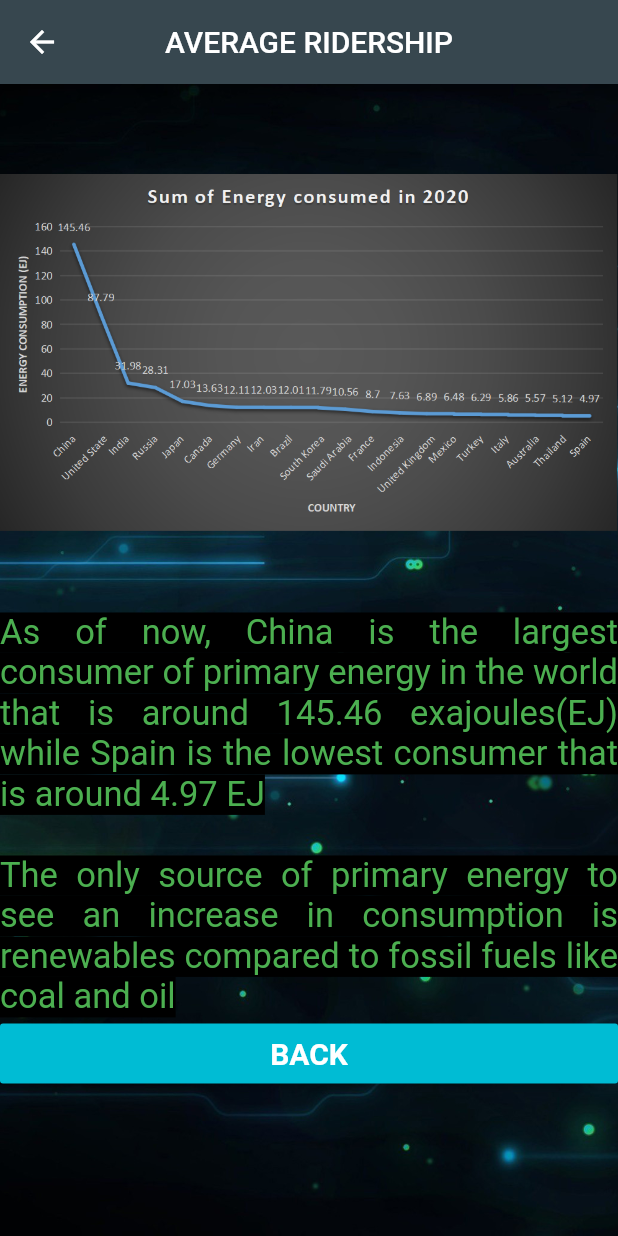
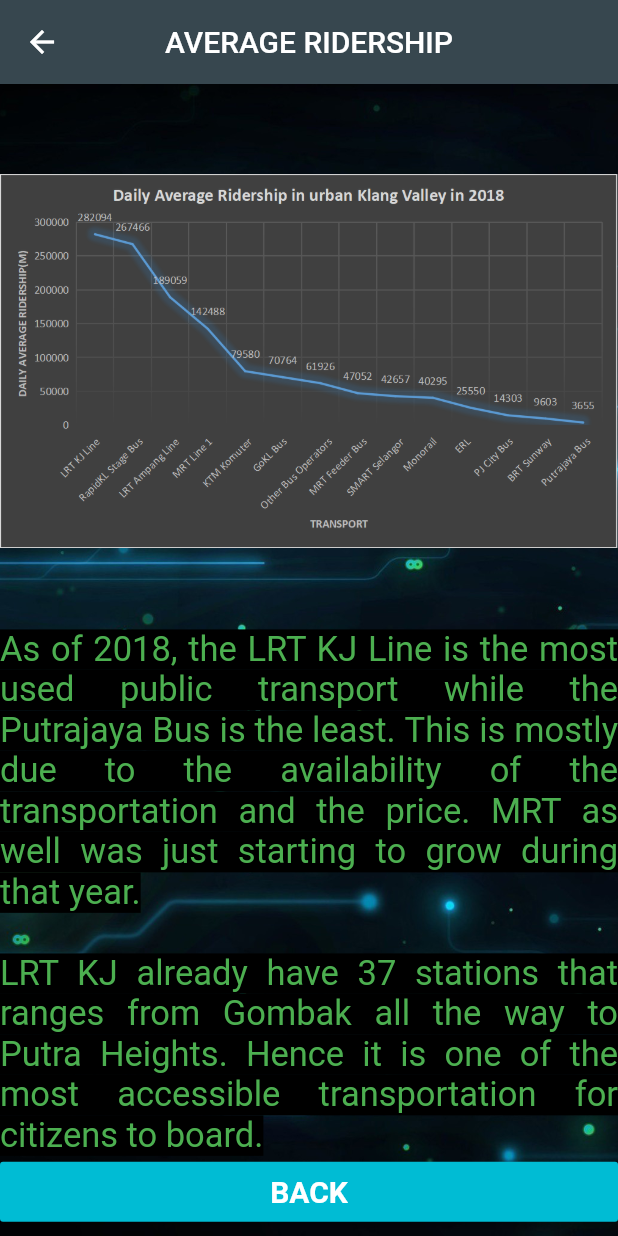
Before and after one commit to firdauskotp/datathon, a Flutter app: the RiderPage screen opened directly, on a phone screen of 412 x 824 dp. Run offline on Flutter 3.47's test engine with Material 2 defaults, Android fonts, the phone set to English and light mode, and no system bars; Roboto replaces fonts that are missing (ShadowsIntoLight).

Commit message:
prototype version 1 completed

```diff
--- a/lib/benefits.dart
+++ b/lib/benefits.dart
@@ -27,12 +27,16 @@ class _BenefitPageState extends State<BenefitPage>{
           child: Column(
             children: <Widget>[
               Padding(padding: const EdgeInsets.all(30.0),),
-              Image.asset('images/Energy.png'),
+              Image.asset('images/tableBenefits.png'),
 
               Text(
-                "\n \nAs of now, China is the largest consumer of primary energy in the world that is around 145.46 exajoules(EJ) while Spain is the lowest consumer that is around 4.97 EJ "
-
-                    "\n \nThe only source of primary energy to see an increase in consumption is renewables compared to fossil fuels like coal and oil",
+                "\n \nVertical arming is the practice of growing crops in vertically (top to bottom or vice versa) stacked layers and oten incorporates controlled-envrionment agriculture. The aim o vertical arming is to optimize plant growth, and soilless arming techniques."
+                "\n \nAs shown by the table, vertical farm has more benefits compared to other famous methods that are usually used that are greenhouse and outdoor methods."
+                "\n \nThe crop cycle of vertical farm is the whole year compared to having to wait for seasons when using greenhouse and outdoor methods as some crops need certain seasons to nurture."
+                    "\n \nThe growth cycle of the crops is also shorter in vertical farming where it is only 20 days, compared to greenhouse which is mostly promoted but needed 40-50 days to grow crops and outdoors that is 70 days"
+                    "\n \nVertical farming can also be implemented anywhere and not only on an open field as well as can grow more number of crops by a significant margin compared to the other methods"
+                    "\n \nThe crops are also safe as the probability of no pesticides and herbicides are needed as vertical farms are sealed off from the outside environment"
+                    "\n \nThe water consumed for each crop is less compared to greenhouse and outdoor methods, which helps to reduce the wastage of water. This is because they pair soil-less growing techniques with technology and a scientific approach to growing that ensures no water is wasted",
                 textAlign: TextAlign.justify,
                 style: TextStyle(
                   fontWeight: FontWeight.normal,
--- a/lib/rider.dart
+++ b/lib/rider.dart
@@ -27,12 +27,12 @@ class _RiderPageState extends State<RiderPage>{
           child: Column(
             children: <Widget>[
               Padding(padding: const EdgeInsets.all(30.0),),
-              Image.asset('images/Energy.png'),
+              Image.asset('images/Ridership.png'),
 
               Text(
-                "\n \nAs of now, China is the largest consumer of primary energy in the world that is around 145.46 exajoules(EJ) while Spain is the lowest consumer that is around 4.97 EJ "
+                "\n \nAs of 2018, the LRT KJ Line is the most used public transport while the Putrajaya Bus is the least. This is mostly due to the availability of the transportation and the price. MRT as well was just starting to grow during that year."
 
-                    "\n \nThe only source of primary energy to see an increase in consumption is renewables compared to fossil fuels like coal and oil",
+                    "\n \n LRT KJ already have 37 stations that ranges from Gombak all the way to Putra Heights. Hence it is one of the most accessible transportation for citizens to board.",
                 textAlign: TextAlign.justify,
                 style: TextStyle(
                   fontWeight: FontWeight.normal,
--- a/lib/zeromass.dart
+++ b/lib/zeromass.dart
@@ -1,7 +1,7 @@
 import 'package:flutter/material.dart';
 
 class ZeroMassPage extends StatefulWidget {
-  final String title = "BENEFITS OF VERTICAL FARM";
+  final String title = "ZERO MASS WATER";
 
   @override
   _ZeroMassPageState createState() => _ZeroMassPageState();
@@ -27,12 +27,14 @@ class _ZeroMassPageState extends State<ZeroMassPage>{
           child: Column(
             children: <Widget>[
               Padding(padding: const EdgeInsets.all(30.0),),
-              Image.asset('images/Energy.png'),
+              Image.asset('images/ZMW-1.jpg'),
 
               Text(
-                "\n \nAs of now, China is the largest consumer of primary energy in the world that is around 145.46 exajoules(EJ) while Spain is the lowest consumer that is around 4.97 EJ "
-
-                    "\n \nThe only source of primary energy to see an increase in consumption is renewables compared to fossil fuels like coal and oil",
+                "\n \nZero mass water is a developer and manufacturer of solar-powered devices designed to extract drinkable water from the atmosphere. The main drawback of this is the pricing as solar-powered devices costs a lot."
+                "\n \nHowever, zero mass water more than makes up for it as it has its own benefits. One of it being that it is truly renewable as the water supply will be increased when sunlight is exposed."
+                "\n \nZero mass water works by first installing a solar-powered hydropanel where sunlight is exposed. The hydropanel will then use a fan to suck air into the unit. "
+                "The air is passed across a hygroscopic material that absorbs ambient air moisture. Then, the solar energy is applied to respire the vapour off the material. This will increase the humidity inside the unit. "
+                "The vapour is then condesnsed into a storage tank and finally the amount of water is generated. The generated amount o water depends on sublight and relative humidity.",
                 textAlign: TextAlign.justify,
                 style: TextStyle(
                   fontWeight: FontWeight.normal,
--- a/pubspec.yaml
+++ b/pubspec.yaml
@@ -72,6 +72,8 @@ flutter:
     - images/emissionChart.png
     - images/Energy.png
     - images/tableBenefits.png
+    - images/Ridership.png
+    - images/ZMW-1.jpg
 
   # An image asset can refer to one or more resolution-specific "variants", see
   # https://flutter.dev/assets-and-images/#resolution-aware.
```
Also changed, not shown: lib/summary.dart (+61 -3 lines), images/Ridership.png (added), images/ZMW-1.jpg (added).
